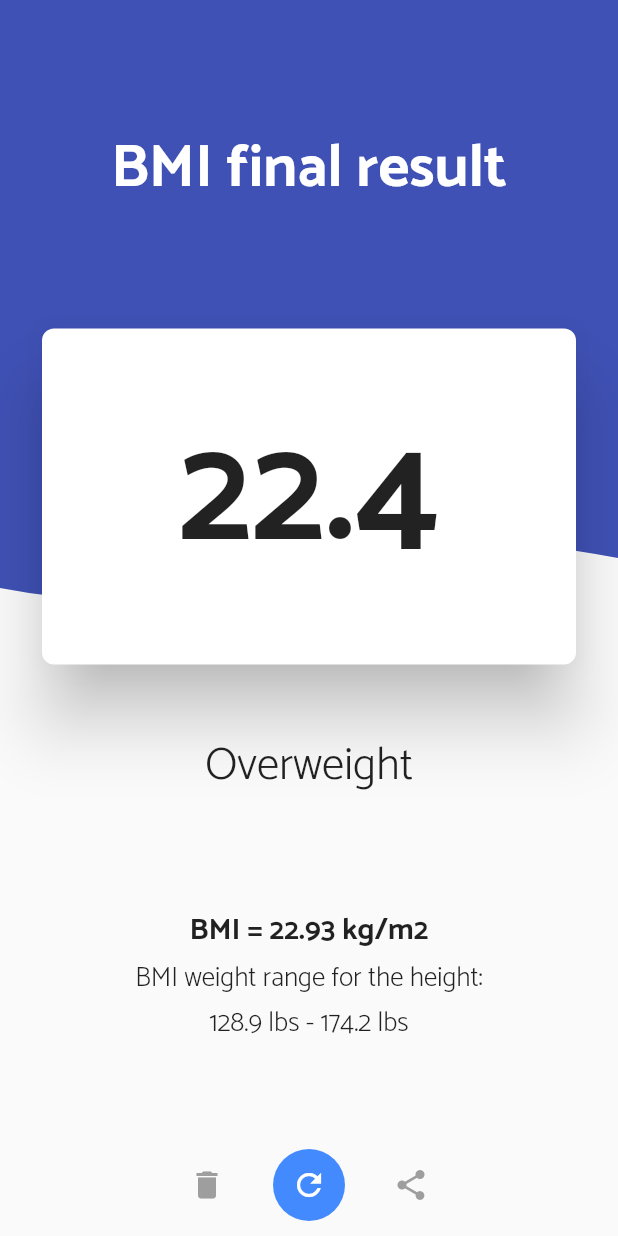
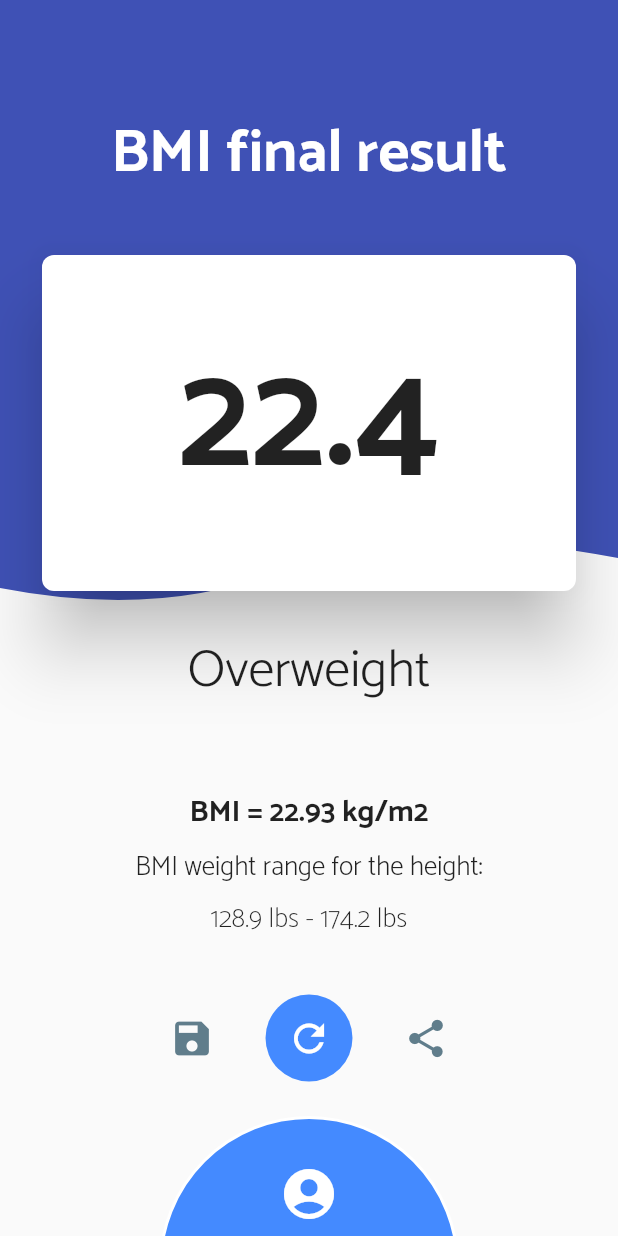
Before and after one commit to FabianVarela/bmi_calculator, a Flutter app: the ResultUI screen opened directly, on a phone screen of 412 x 824 dp. Run offline on Flutter 3.47's test engine with Material 2 defaults, Android fonts, the phone set to English and light mode, and no system bars; our stand-ins replace flutter_svg.

Commit message:
Modify result UI screen

```diff
--- a/lib/ui/result.ui.dart
+++ b/lib/ui/result.ui.dart
@@ -24,7 +24,7 @@ class _ResultUIState extends State<ResultUI> {
           Container(height: MediaQuery.of(context).size.height),
           Positioned.fill(
             child: Container(
-              padding: EdgeInsets.fromLTRB(24, 50, 24, 10),
+              padding: EdgeInsets.fromLTRB(24, 50, 24, 120),
               width: MediaQuery.of(context).size.width,
               height: MediaQuery.of(context).size.height,
               child: IntervalColumnBottomAnimation(
@@ -33,8 +33,29 @@ class _ResultUIState extends State<ResultUI> {
                 mainAxisAlignment: MainAxisAlignment.spaceBetween,
                 crossAxisAlignment: CrossAxisAlignment.stretch,
                 children: <Widget>[
-                  Padding(
-                    padding: EdgeInsets.symmetric(vertical: 30),
+                  _setTitle(),
+                  _setCardResult(),
+                  _setTextResult(),
+                  _setMessage(),
+                  _setOptionIcons(),
+                ],
+              ),
+            ),
+          ),
+          Positioned(
+            bottom: 0,
+            left: 0,
+            right: 0,
+            child: _setArcButton(),
+          ),
+        ],
+      ),
+    );
+  }
+
+  Widget _setTitle() {
+    return Padding(
+      padding: EdgeInsets.only(top: 20, bottom: 30),
       child: Text(
         'BMI final result',
         textAlign: TextAlign.center,
@@ -44,8 +65,11 @@ class _ResultUIState extends State<ResultUI> {
           color: Colors.white,
         ),
       ),
-                  ),
-                  Card(
+    );
+  }
+
+  Widget _setCardResult() {
+    return Card(
       shape: RoundedRectangleBorder(
         borderRadius: BorderRadius.circular(8),
       ),
@@ -61,53 +85,56 @@ class _ResultUIState extends State<ResultUI> {
           ),
         ),
       ),
-                  ),
-                  Text(
+    );
+  }
+
+  Widget _setTextResult() {
+    return Padding(
+      padding: EdgeInsets.symmetric(vertical: 20),
+      child: Text(
         'Overweight',
         textAlign: TextAlign.center,
         style: TextStyle(
-                      fontSize: 30,
+          fontSize: 35,
           fontWeight: FontWeight.w300,
         ),
       ),
-                  Padding(
+    );
+  }
+
+  Widget _setMessage() {
+    return Padding(
       padding: EdgeInsets.symmetric(vertical: 30),
       child: Column(
         mainAxisAlignment: MainAxisAlignment.center,
         children: <Widget>[
-                        Text(
+          Padding(
+            padding: EdgeInsets.only(bottom: 5),
+            child: Text(
               'BMI = 22.93 kg/m2',
               style: TextStyle(
                 fontSize: 20,
                 fontWeight: FontWeight.w600,
               ),
             ),
-                        Text(
+          ),
+          Padding(
+            padding: EdgeInsets.only(bottom: 5),
+            child: Text(
               'BMI weight range for the height:',
               style: TextStyle(
                 fontSize: 18,
                 fontWeight: FontWeight.w300,
               ),
             ),
-                        Text(
+          ),
+          Padding(
+            padding: EdgeInsets.only(bottom: 5),
+            child: Text(
               '128.9 lbs - 174.2 lbs',
               style: TextStyle(
                 fontSize: 18,
-                            fontWeight: FontWeight.w300,
-                          ),
-                        ),
-                      ],
-                    ),
-                  ),
-                  Row(
-                    mainAxisAlignment: MainAxisAlignment.center,
-                    children: <Widget>[
-                      _setIconButton(Icons.delete, () {}),
-                      _setIconButton(Icons.refresh, () {}, isCircle: true),
-                      _setIconButton(Icons.share, () {}),
-                    ],
-                  ),
-                ],
+                fontWeight: FontWeight.w200,
               ),
             ),
           ),
@@ -116,20 +143,70 @@ class _ResultUIState extends State<ResultUI> {
     );
   }
 
+  Widget _setOptionIcons() {
+    return Row(
+      mainAxisAlignment: MainAxisAlignment.center,
+      children: <Widget>[
+        _setIconButton(Icons.save, () => print('Save data')),
+        _setIconButton(
+          Icons.refresh,
+          () => Navigator.pop(context),
+          isCircle: true,
+        ),
+        _setIconButton(Icons.share, () => print('Share data')),
+      ],
+    );
+  }
+
   Widget _setIconButton(IconData icon, Function function,
       {bool isCircle = false}) {
     return Container(
       margin: EdgeInsets.symmetric(horizontal: 10),
+      padding: EdgeInsets.all(5),
       decoration: isCircle
           ? BoxDecoration(
               color: Colors.blueAccent,
-              shape: BoxShape.circle,
+              borderRadius: BorderRadius.circular(50),
             )
           : null,
       child: IconButton(
-        icon: Icon(icon),
         onPressed: function,
-        color: isCircle ? Colors.white : Colors.grey,
+        padding: EdgeInsets.zero,
+        icon: Icon(
+          icon,
+          size: 30,
+          color: isCircle ? Colors.white : Colors.blueGrey,
+        ),
+      ),
+    );
+  }
+
+  Widget _setArcButton() {
+    return Align(
+      alignment: Alignment.center,
+      child: FractionalTranslation(
+        translation: Offset(0.0, 0.6),
+        child: GestureDetector(
+          onTap: () => print('My profile'),
+          child: Container(
+            width: 200,
+            height: 200,
+            padding: EdgeInsets.all(30),
+            decoration: BoxDecoration(
+              color: Colors.blueAccent,
+              border: Border.all(color: Colors.white, width: 2),
+              borderRadius: BorderRadius.circular(100),
+            ),
+            child: Align(
+              alignment: Alignment.topCenter,
+              child: Icon(
+                Icons.account_circle,
+                size: 40,
+                color: Colors.white,
+              ),
+            ),
+          ),
+        ),
       ),
     );
   }
```
Lines whose indentation alone changed are shown as unchanged.
